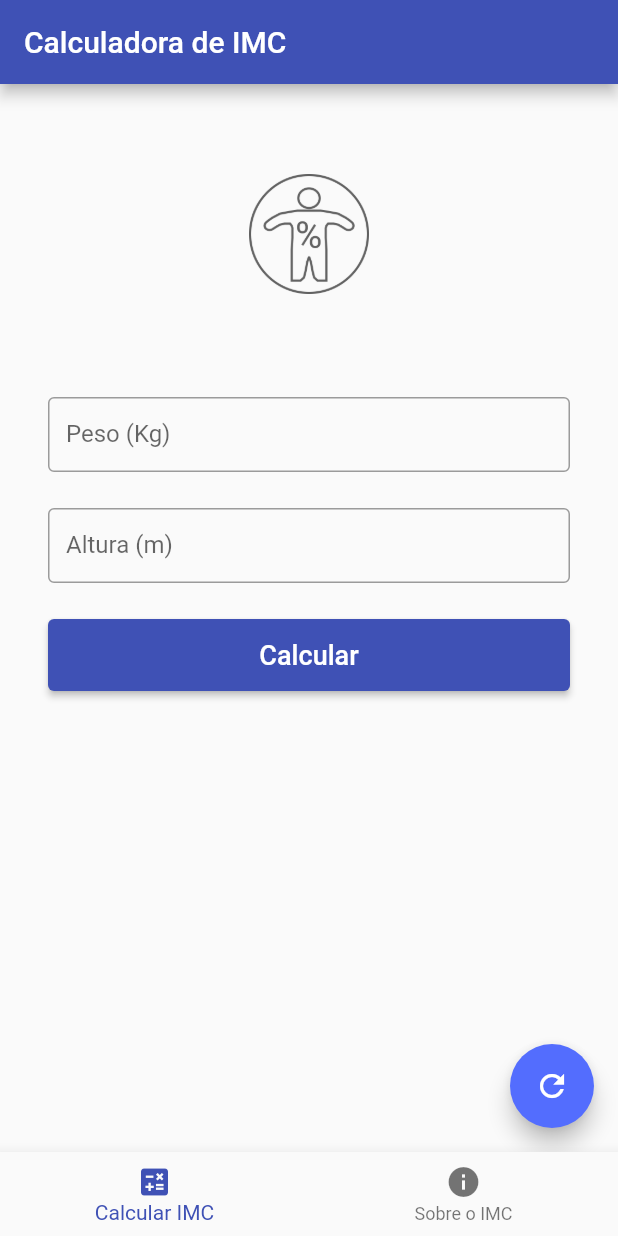
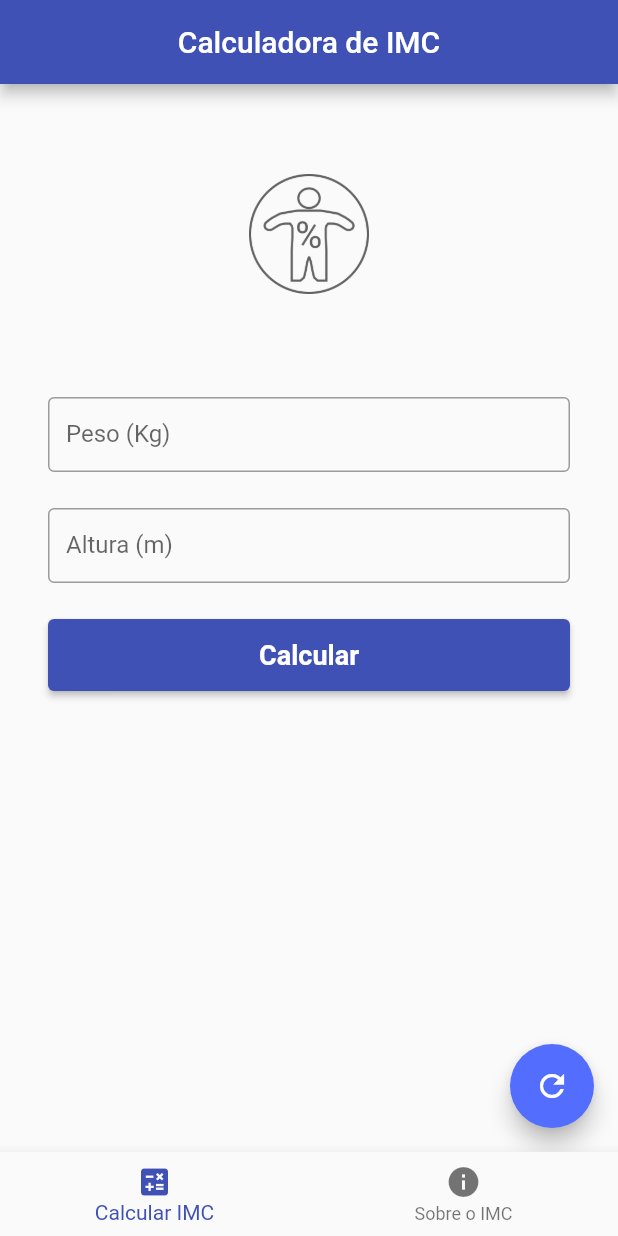
Before and after one commit to Gabriel-S-Souza/imc_calculator_with_flutter, a Flutter app: the screen it shows after launch, after a tap on "Calcular", on a phone screen of 412 x 824 dp. Run offline on Flutter 3.47's test engine with Material 2 defaults, Android fonts, the phone set to English and light mode, and no system bars.

Commit message:
transfer styling to material app theme

```diff
--- a/lib/main.dart
+++ b/lib/main.dart
@@ -1,3 +1,5 @@
+import 'dart:ui';
+
 import 'package:calculadora_de_imc/pages/home_page.dart';
 import 'package:flutter/material.dart';
 
@@ -11,12 +13,40 @@ class MyApp extends StatelessWidget {
   @override
   Widget build(BuildContext context) {
     return MaterialApp(
+      title: "Calculadora de IMC",
       theme: ThemeData(
         colorScheme: ColorScheme.fromSwatch(
-          primarySwatch: Colors.indigo
+          primarySwatch: Colors.indigo,
         ).copyWith(
-          secondary: Colors.indigoAccent
+          secondary: Colors.indigoAccent,
         ),
+        outlinedButtonTheme: OutlinedButtonThemeData(
+          style: ButtonStyle(
+            side: MaterialStateProperty.all(const BorderSide(
+            )),
+          )
+        ),
+        textTheme: TextTheme(
+          headline5: const TextStyle(
+            fontWeight: FontWeight.w500,
+          ),
+          bodyText1: const TextStyle(
+            fontSize: 18,
+            fontWeight: FontWeight.normal,
+          ),
+          bodyText2: TextStyle(
+            fontSize: 14,
+            color: Colors.grey[700],
+          ),
+          button: const TextStyle(
+            color: Colors.indigoAccent,
+            fontWeight: FontWeight.bold,
+          ),
+          headlineLarge: const TextStyle(
+            color: Colors.indigo,
+            fontWeight: FontWeight.bold,
+          ),
+        )
       ),
       home: const HomePage(),
       debugShowCheckedModeBanner: false,
--- a/lib/pages/home_page.dart
+++ b/lib/pages/home_page.dart
@@ -31,7 +31,7 @@ class _HomePageState extends State<HomePage> {
     return Scaffold(
       appBar: AppBar(
         title: const Text("Calculadora de IMC"),
-        // centerTitle: true,
+        centerTitle: true,
       ),
       body: PageView(
         controller: pageController,
--- a/lib/widgets/custom_left_border_text.dart
+++ b/lib/widgets/custom_left_border_text.dart
@@ -13,7 +13,7 @@ class CustomLeftBorderText extends StatelessWidget {
     return Container(
       margin: const EdgeInsets.only(top: 14, bottom: 14),
       decoration: const BoxDecoration(
-          border: Border(
+        border: Border(
               left: BorderSide(
         color: Color.fromRGBO(83, 109, 254, 100),
         width: 4,
@@ -23,10 +23,11 @@ class CustomLeftBorderText extends StatelessWidget {
         child: Text(
           text,
           textAlign: TextAlign.justify,
-          style: const TextStyle(
-            fontSize: 16,
-            color: Color.fromRGBO(0, 0, 0, 86),
-          ),
+          style: Theme.of(context).textTheme.bodyText2,
+          // style: const TextStyle(
+          //   fontSize: 16,
+          //   color: Color.fromRGBO(0, 0, 0, 86),
+          // ),
         ),
       ),
     );
--- a/lib/widgets/custom_paragraph.dart
+++ b/lib/widgets/custom_paragraph.dart
@@ -15,12 +15,8 @@ class CustomParagraph extends StatelessWidget {
       child: Text(
         text,
         textAlign: TextAlign.justify,
-        style: const TextStyle(
-          fontSize: 20,
-          //TODO: Descomentar ou apagar a cor deste paragrafo
-          // color: Colors.grey[800],
+        style: Theme.of(context).textTheme.bodyText1,
         ),
-      ),
-    );
+      );
   }
 }
--- a/lib/widgets/custom_title.dart
+++ b/lib/widgets/custom_title.dart
@@ -14,10 +14,7 @@ class CustomTitle extends StatelessWidget {
       margin: const EdgeInsets.only(bottom: 12),
       child: Text(
         text,
-        style: const TextStyle(
-          fontSize: 24,
-          fontWeight: FontWeight.w600,
-        ),
+        style: Theme.of(context).textTheme.headline5,
       ),
     );
   }
```
Also changed, not shown: lib/widgets/custom_alert_dialog.dart (+6 -17 lines).
